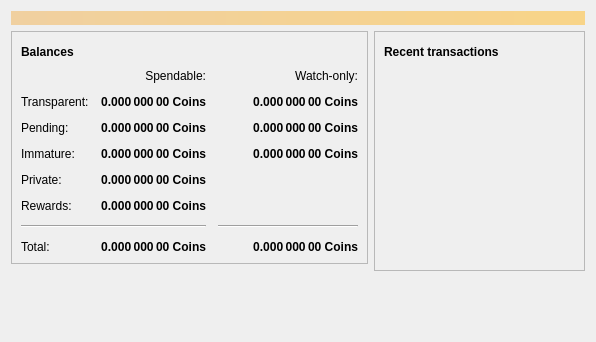
lightspeed393/SpaceOcean, file src/qt/forms/overviewpage.ui: the form before one commit.
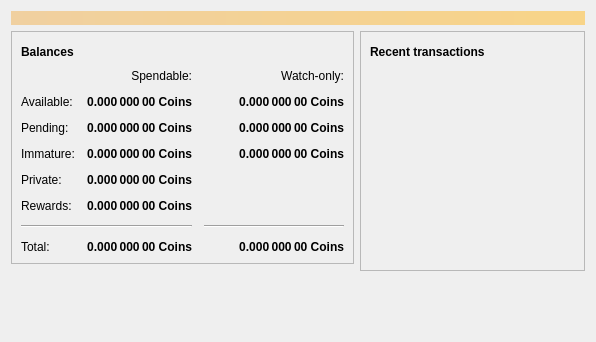
The form after the commit. Icons and pictures are not drawn.

Diff of the .ui file:
```diff
--- a/src/qt/forms/overviewpage.ui
+++ b/src/qt/forms/overviewpage.ui
@@ -342,7 +342,7 @@
             <item row="1" column="0">
              <widget class="QLabel" name="labelBalanceText">
               <property name="text">
-               <string>Transparent:</string>
+               <string>Available:</string>
               </property>
              </widget>
             </item>
```
